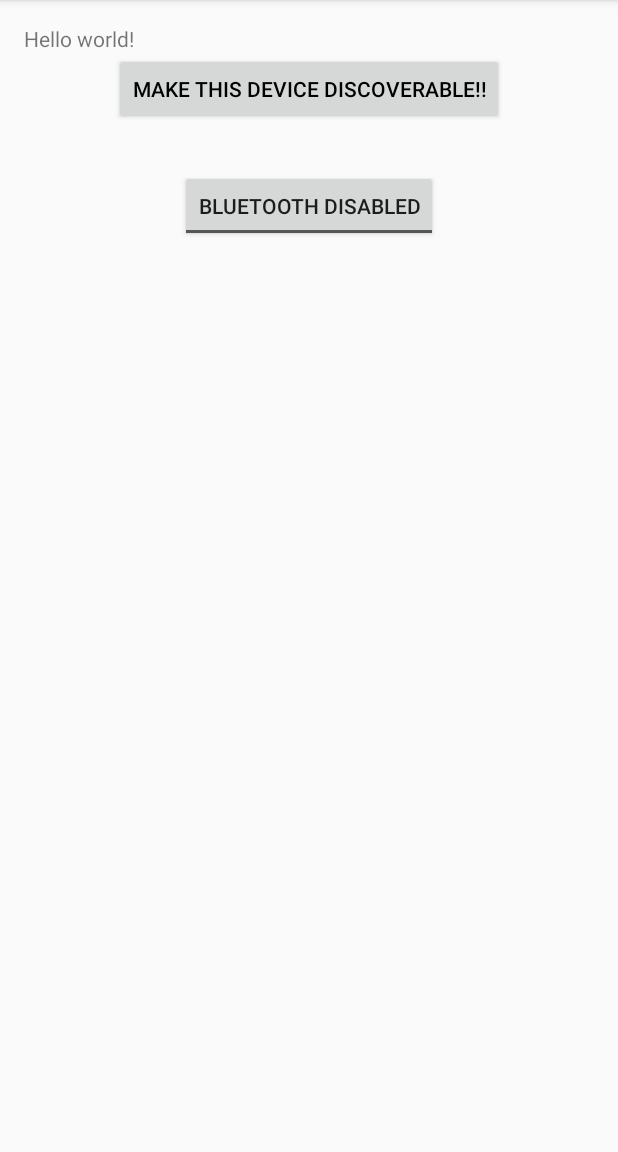
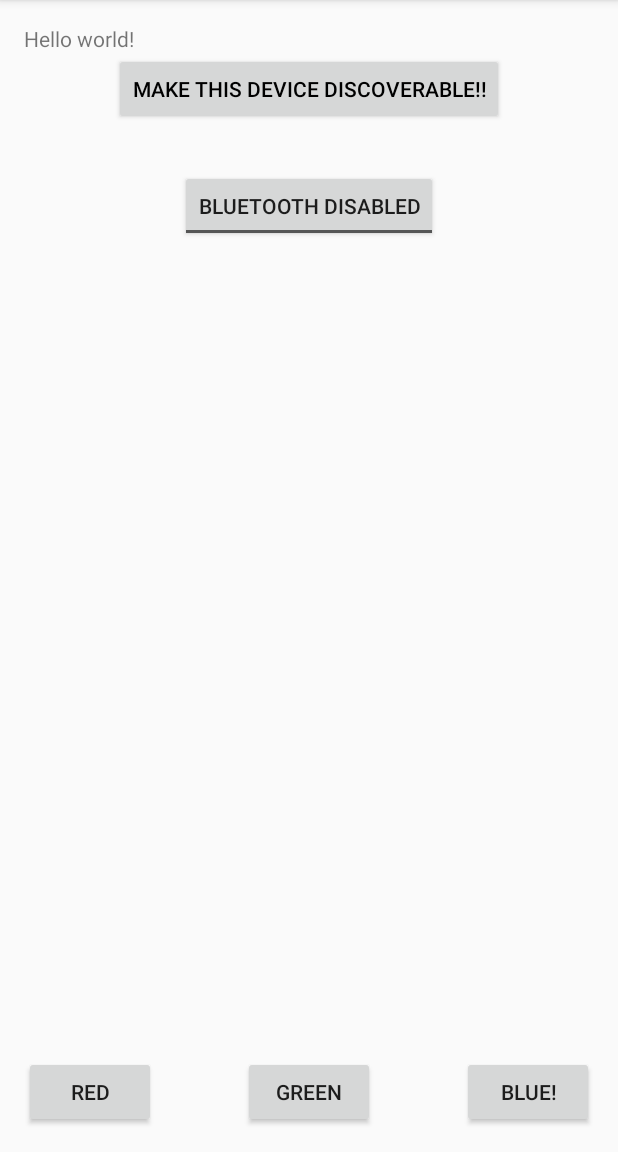
Before and after one commit to samcorcoran/CompetitiveColours, an Android app: the screen it shows after launch (MainActivity), on a phone screen of 412 x 824 dp, the part 84-1236 px from its top. Run offline under Robolectric (Android 15) with nearby library versions, the phone set to English and light mode, and no system bars.

Commit message:
begin adding some fun
colour resources, colour buttons, etc.

```diff
--- a/CompetitiveColours/app/src/main/java/uk/wycor/competitivecolours/app/MainActivity.java
+++ b/CompetitiveColours/app/src/main/java/uk/wycor/competitivecolours/app/MainActivity.java
@@ -14,6 +14,11 @@ import android.widget.Toast;
 public class MainActivity extends ActionBarActivity {
 
     static final int MAKE_DISCOVERABLE_REQUEST = 1;
+
+    static final int BACKGROUND_RED = 0x1;
+    static final int BACKGROUND_GREEN = 0x2;
+    static final int BACKGROUND_BLUE = 0x4;
+
 
     @Override
     protected void onCreate(Bundle savedInstanceState) {
@@ -74,4 +79,19 @@ public class MainActivity extends ActionBarActivity {
         return super.onOptionsItemSelected(item);
     }
 
+    protected void setBackgroundRed() {
+        View main_view = findViewById(R.id.main_layout);
+        main_view.setBackgroundColor(getResources().getColor(R.color.background_red));
+    }
+
+    protected void setBackgroundGreen() {
+        View main_view = findViewById(R.id.main_layout);
+        main_view.setBackgroundColor(getResources().getColor(R.color.background_green));
+    }
+
+    protected void setBackgroundBlue() {
+        View main_view = findViewById(R.id.main_layout);
+        main_view.setBackgroundColor(getResources().getColor(R.color.background_blue));
+    }
+
 }
--- a/CompetitiveColours/app/src/main/res/layout/activity_main.xml
+++ b/CompetitiveColours/app/src/main/res/layout/activity_main.xml
@@ -6,6 +6,7 @@
     android:paddingRight="@dimen/activity_horizontal_margin"
     android:paddingTop="@dimen/activity_vertical_margin"
     android:paddingBottom="@dimen/activity_vertical_margin"
+    android:id="@+id/main_layout"
     tools:context="uk.wycor.competitivecolours.app.MainActivity">
 
     <TextView
@@ -34,4 +35,31 @@
         android:layout_below="@+id/button_make_discoverable"
         android:layout_centerHorizontal="true" />
 
+    <Button
+        android:layout_width="wrap_content"
+        android:layout_height="wrap_content"
+        android:text="@string/button_red"
+        android:id="@+id/button_red"
+        android:layout_alignParentBottom="true"
+        android:layout_alignParentLeft="true"
+        android:layout_alignParentStart="true" />
+
+    <Button
+        android:layout_width="wrap_content"
+        android:layout_height="wrap_content"
+        android:text="@string/button_green"
+        android:id="@+id/button_green"
+        android:layout_alignParentBottom="true"
+        android:layout_centerHorizontal="true" />
+
+    <Button
+        android:layout_width="wrap_content"
+        android:layout_height="wrap_content"
+        android:text="@string/button_blue"
+        android:id="@+id/button_blue"
+        android:layout_alignParentRight="true"
+        android:layout_alignParentEnd="true"
+        android:layout_alignParentLeft="false"
+        android:layout_alignParentBottom="true" />
+
 </RelativeLayout>
--- /dev/null
+++ b/CompetitiveColours/app/src/main/res/values/colors.xml
@@ -0,0 +1,6 @@
+<?xml version="1.0" encoding="utf-8"?>
+<resources>
+    <color name="background_red">#c0392b</color>
+    <color name="background_green">#27ae60</color>
+    <color name="background_blue">#2980b9</color>
+</resources>
--- a/CompetitiveColours/app/src/main/res/values/strings.xml
+++ b/CompetitiveColours/app/src/main/res/values/strings.xml
@@ -6,6 +6,6 @@
     <string name="action_settings">Settings</string>
     <string name="button_make_discoverable">MAKE THIS DEVICE DISCOVERABLE!!</string>
     <string name="toggle_bluetooth_off">Bluetooth Disabled</string>
-    <string name="toggle_bluetooth_on">Bluetooth Enabled</string>
+    <string name="toggle_bluetooth_on">Bluetooth Enabled</string><string name="button_red">RED</string><string name="button_green">GREEN</string><string name="button_blue">BLUE!</string>
 
 </resources>
```
